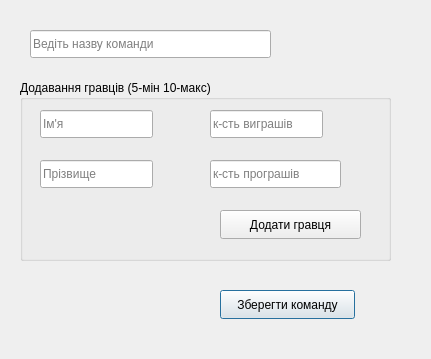
Above: addteamdialog.ui from OstrovskyAndriy/basketball before the change. Below: the same form after it.
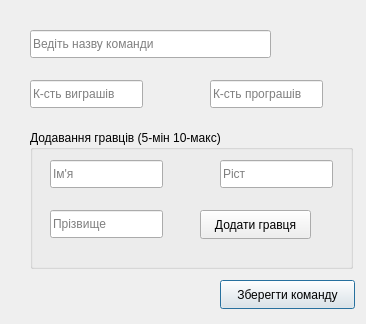
That is the form after the change.

Commit message: added updating team statistic updating after adding game

Diff of the .ui file:
```diff
--- a/addteamdialog.ui
+++ b/addteamdialog.ui
@@ -6,8 +6,8 @@
    <rect>
     <x>0</x>
     <y>0</y>
-    <width>431</width>
-    <height>359</height>
+    <width>366</width>
+    <height>324</height>
    </rect>
   </property>
   <property name="windowTitle">
@@ -17,7 +17,7 @@
    <property name="geometry">
     <rect>
      <x>220</x>
-     <y>290</y>
+     <y>280</y>
      <width>135</width>
      <height>29</height>
     </rect>
@@ -42,10 +42,10 @@
   <widget class="QGroupBox" name="groupBox">
    <property name="geometry">
     <rect>
-     <x>20</x>
-     <y>80</y>
-     <width>371</width>
-     <height>181</height>
+     <x>30</x>
+     <y>130</y>
+     <width>323</width>
+     <height>139</height>
     </rect>
    </property>
    <property name="title">
@@ -54,9 +54,9 @@
    <widget class="QPushButton" name="addPlayer">
     <property name="geometry">
      <rect>
-      <x>200</x>
-      <y>130</y>
-      <width>141</width>
+      <x>170</x>
+      <y>80</y>
+      <width>111</width>
       <height>29</height>
      </rect>
     </property>
@@ -100,22 +100,35 @@
      </rect>
     </property>
     <property name="placeholderText">
-     <string>к-сть виграшів</string>
+     <string>Ріст</string>
     </property>
    </widget>
-   <widget class="QLineEdit" name="playerLoses">
+  </widget>
+  <widget class="QLineEdit" name="teamWins">
     <property name="geometry">
      <rect>
-      <x>190</x>
+     <x>30</x>
       <y>80</y>
-      <width>131</width>
+     <width>113</width>
       <height>28</height>
      </rect>
     </property>
     <property name="placeholderText">
-     <string>к-сть програшів</string>
-    </property>
-   </widget>
+    <string>К-сть виграшів</string>
+   </property>
+  </widget>
+  <widget class="QLineEdit" name="teamLoses">
+   <property name="geometry">
+    <rect>
+     <x>210</x>
+     <y>80</y>
+     <width>113</width>
+     <height>28</height>
+    </rect>
+   </property>
+   <property name="placeholderText">
+    <string>К-сть програшів</string>
+   </property>
   </widget>
  </widget>
  <resources/>
```
Left out of the diff: 2 changed lines with no effect on the pictures. Lines whose indentation alone changed are shown as unchanged. The commit also changes 6 other files.
